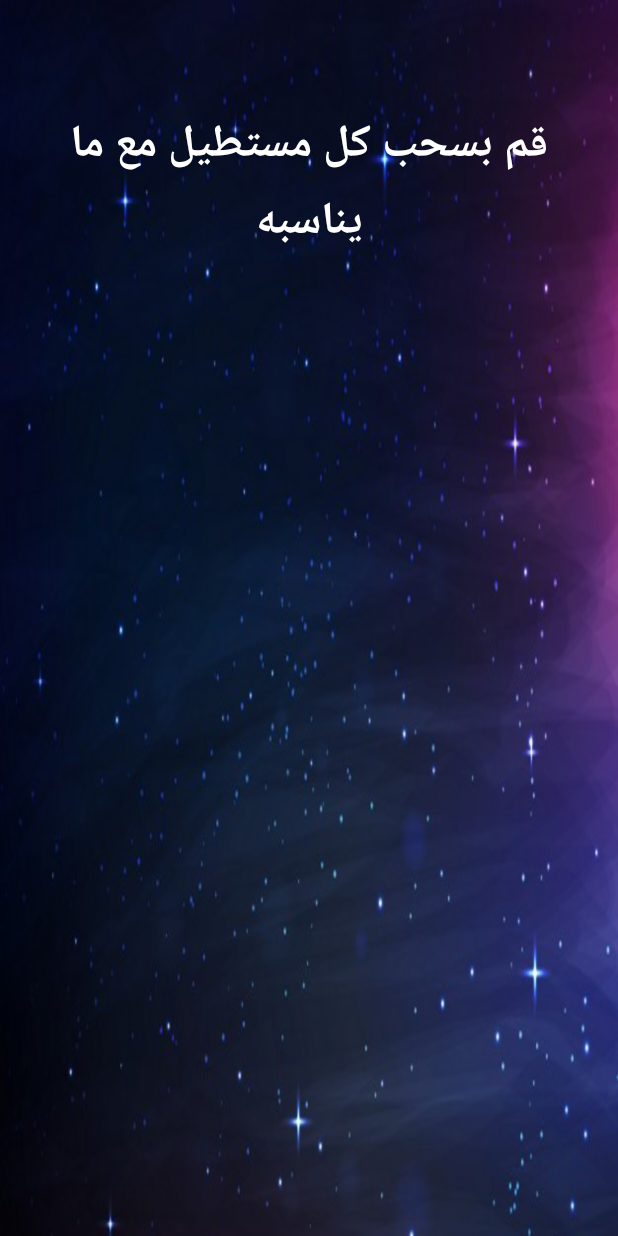
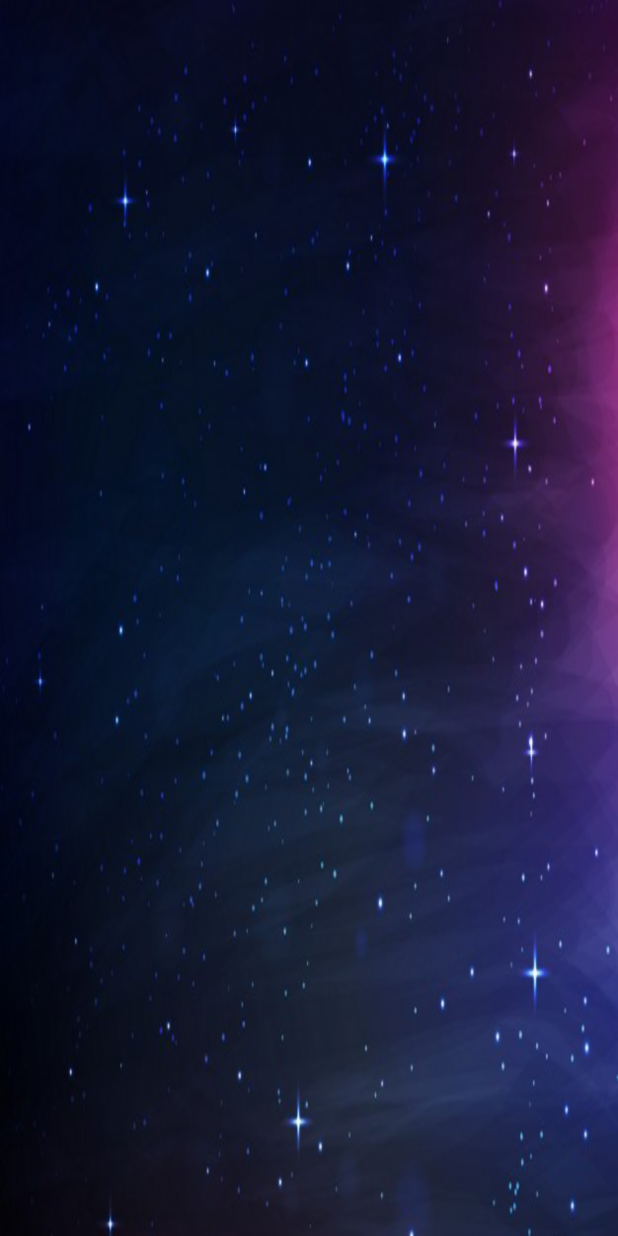
Before and after one commit to ThanaCS/Tarmeez, an Android app: the layout fragment_drag_and_drop_quiz.xml on its own in the app's theme, with its tools: preview values and no code run, on a phone screen of 412 x 824 dp. Run offline under Robolectric (Android 15) with nearby library versions, the phone set to English and light mode, and no system bars.

Commit message:
Change DragAndDropQuizFragment

```diff
--- a/app/src/main/java/com/thanaa/tarmeezapp/ContentFragment.kt
+++ b/app/src/main/java/com/thanaa/tarmeezapp/ContentFragment.kt
@@ -19,6 +19,7 @@ class ContentFragment : Fragment() {
 
     val args by navArgs<ContentFragmentArgs>()
     lateinit var question : String
+    lateinit var options : String
     lateinit var answer : String
     lateinit var type : String
 
@@ -56,6 +57,7 @@ class ContentFragment : Fragment() {
                             it.child("quiz").children.forEach {data ->
                                 answer = data.child("answer").value.toString()
                                 question = data.child("question").value.toString()
+                                options = data.child("options").value.toString()
                                 type = data.child("quizType").value.toString()
                                 println("###########################################################################type type ${type}")
 
@@ -69,7 +71,7 @@ class ContentFragment : Fragment() {
 
         binding.nextButton.setOnClickListener {
             if(type == "DragAndDrop"){
-                val action = ContentFragmentDirections.actionContentFragmentToDragAndDropQuizFragment(question,answer)
+                val action = ContentFragmentDirections.actionContentFragmentToDragAndDropQuizFragment(question,answer,options)
                 findNavController().navigate(action)
             }
         }
--- a/app/src/main/res/layout/fragment_drag_and_drop_quiz.xml
+++ b/app/src/main/res/layout/fragment_drag_and_drop_quiz.xml
@@ -8,13 +8,13 @@
     tools:context=".DragAndDropQuizFragment">
 
     <TextView
+        android:id="@+id/question"
         android:layout_width="wrap_content"
         android:layout_height="wrap_content"
         android:layout_marginTop="52dp"
         android:gravity="center"
-        android:text="قم بسحب كل مستطيل مع ما يناسبه"
         android:textColor="@color/white"
-        android:textSize="30sp"
+        android:textSize="24sp"
         android:textStyle="bold"
         android:padding="20dp"
         app:layout_constraintEnd_toEndOf="parent"
--- a/app/src/main/res/navigation/nav_graph.xml
+++ b/app/src/main/res/navigation/nav_graph.xml
@@ -82,5 +82,8 @@
         <argument
             android:name="answer"
             app:argType="string" />
+        <argument
+            android:name="options"
+            app:argType="string" />
     </fragment>
 </navigation>
--- a/app/src/main/res/values/colors.xml
+++ b/app/src/main/res/values/colors.xml
@@ -13,5 +13,7 @@
     <color name="gray">#b8b8b8</color>
     <color name="darkBlue">#211d64</color>
     <color name="pink">#d21199</color>
-    <color name="red">#ff0000 </color>
+    <color name="red">#ff0000</color>
+    <color name="cyan">#d6f5f5</color>
+    <color name="pink_1">#ffe6f2</color>
 </resources>
```
Also changed, not shown: app/src/main/java/com/thanaa/tarmeezapp/DragAndDropQuizFragment.kt (+11 -12 lines), app/src/main/java/com/thanaa/tarmeezapp/MainActivity.kt (+0 -15 lines).
